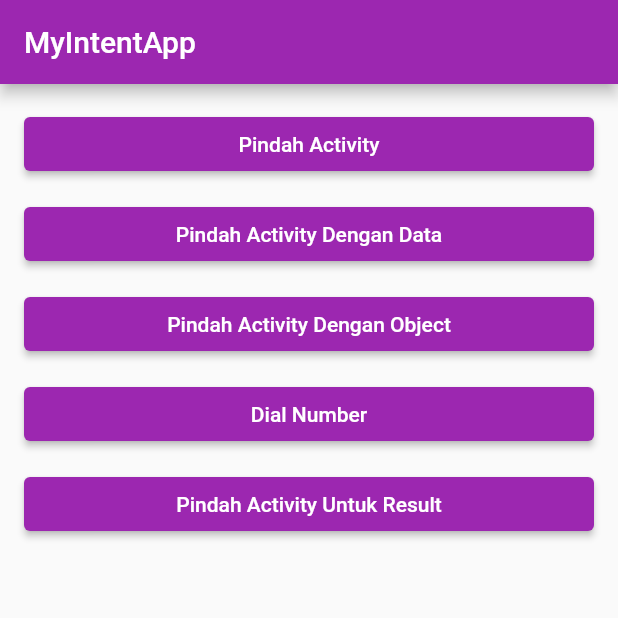
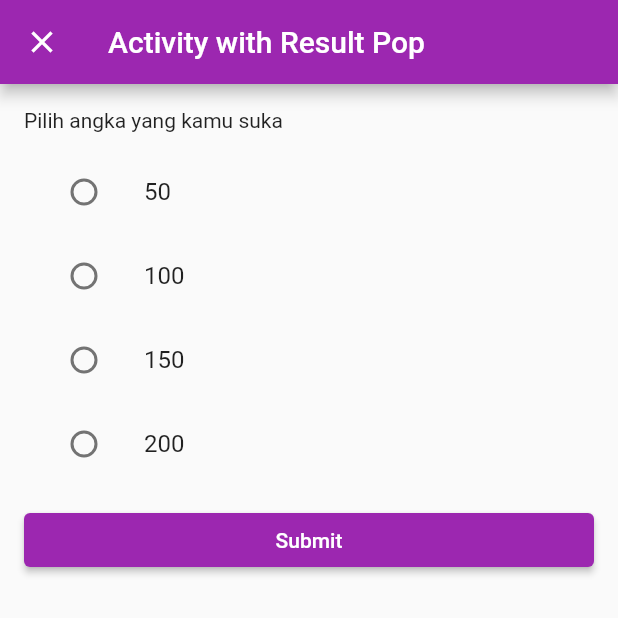
Before and after one commit to roiskhoiron/flutter_my_intent_app, a Flutter app: the screen it shows after launch, after a tap on "Pindah Activity Untuk Result", on a phone screen of 412 x 824 dp, the top half of it. Run offline on Flutter 3.47's test engine with Material 2 defaults, Android fonts, the phone set to English and light mode, and no system bars.

Commit message:
Action Click Button CallBack Result done

```diff
--- /dev/null
+++ b/lib/destiny/ActivityWithResultPage.dart
@@ -0,0 +1,88 @@
+import 'package:flutter/cupertino.dart';
+import 'package:flutter/material.dart';
+
+class ActivityWithResultPage extends StatefulWidget {
+  @override
+  _ActivityWithResultPage createState() {
+    return _ActivityWithResultPage();
+  }
+}
+
+class _ActivityWithResultPage extends State<ActivityWithResultPage> {
+  int _choosed;
+
+  @override
+  Widget build(BuildContext context) {
+    // TODO: implement build
+    return Scaffold(
+      appBar: AppBar(
+        title: Text("Activity with Result Pop"),
+      ),
+      body: Container(
+        padding: EdgeInsets.all(16.0),
+        child: ListView(
+          children: [
+            Text("Pilih angka yang kamu suka"),
+            Padding(padding: EdgeInsets.all(6.0)),
+            ListTile(
+              title: const Text("50"),
+              // ignore: missing_required_param
+              leading: Radio<int>(
+                value: 50,
+                groupValue: _choosed,
+                onChanged: (int value) {
+                  setState(() {
+                    _choosed = value;
+                  });
+                },
+              ),
+            ),
+            ListTile(
+              title: const Text("100"),
+              // ignore: missing_required_param
+              leading: Radio<int>(
+                value: 100,
+                groupValue: _choosed,
+                onChanged: (int value) {
+                  setState(() {
+                    _choosed = value;
+                  });
+                },
+              ),
+            ),
+            ListTile(
+              title: const Text("150"),
+              // ignore: missing_required_param
+              leading: Radio<int>(
+                value: 150,
+                groupValue: _choosed,
+                onChanged: (int value) {
+                  setState(() {
+                    _choosed = value;
+                  });
+                },
+              ),
+            ),
+            ListTile(
+              title: const Text("200"),
+              // ignore: missing_required_param
+              leading: Radio<int>(
+                value: 200,
+                groupValue: _choosed,
+                onChanged: (int value) {
+                  setState(() {
+                    _choosed = value;
+                  });
+                },
+              ),
+            ),
+            Padding(padding: EdgeInsets.all(6.0)),
+            ElevatedButton(
+                onPressed: () => Navigator.pop(context, _choosed.toString()),
+                child: Text("Submit"))
+          ],
+        ),
+      ),
+    );
+  }
+}
--- a/lib/main.dart
+++ b/lib/main.dart
@@ -1,3 +1,5 @@
+import 'dart:ui';
+
 import 'package:flutter/cupertino.dart';
 import 'package:flutter/material.dart';
 import 'package:url_launcher/url_launcher.dart';
@@ -6,6 +8,7 @@ import 'package:flutter_my_intent_app/model/Users.dart';
 import './destiny/ActivityWithDataPage.dart';
 import './destiny/ActivityWithObjectPage.dart';
 import './destiny/SecondPage.dart';
+import './destiny/ActivityWithResultPage.dart';
 
 void main() {
   runApp(MyApp());
@@ -33,9 +36,14 @@ class MyHomePage extends StatefulWidget {
 }
 
 class _MyHomePageState extends State<MyHomePage> {
+  String _information = 'No Information Yet';
 
   Future<void> _makePhoneCall(String url) async {
     await launch(url);
+  }
+
+  void updateInformation(String information) {
+    setState(() => _information = information);
   }
 
   @override
@@ -68,7 +76,8 @@ class _MyHomePageState extends State<MyHomePage> {
                 Padding(padding: EdgeInsets.all(6.0)),
                 ElevatedButton(
                     onPressed: () => Navigator.of(context).push(
-                          MaterialPageRoute(
+                          CupertinoPageRoute(
+                              fullscreenDialog: true,
                               builder: (BuildContext context) =>
                                   ActivityWithObjectPage(widget.newUser)),
                         ),
@@ -81,8 +90,19 @@ class _MyHomePageState extends State<MyHomePage> {
                     child: Text("Dial Number")),
                 Padding(padding: EdgeInsets.all(6.0)),
                 ElevatedButton(
-                    onPressed: () {},
+                    onPressed: () async {
+                      final information = await Navigator.push(
+                        context,
+                        CupertinoPageRoute(
+                            fullscreenDialog: true,
+                            builder: (BuildContext context) => ActivityWithResultPage()),
+                      );
+
+                      updateInformation(information);
+                    },
                     child: Text("Pindah Activity Untuk Result")),
+                Padding(padding: EdgeInsets.all(6.0)),
+                Text("Hasil $_information", style: TextStyle(fontSize: 20.0), textAlign: TextAlign.center,)
               ],
             )
           ],
```
